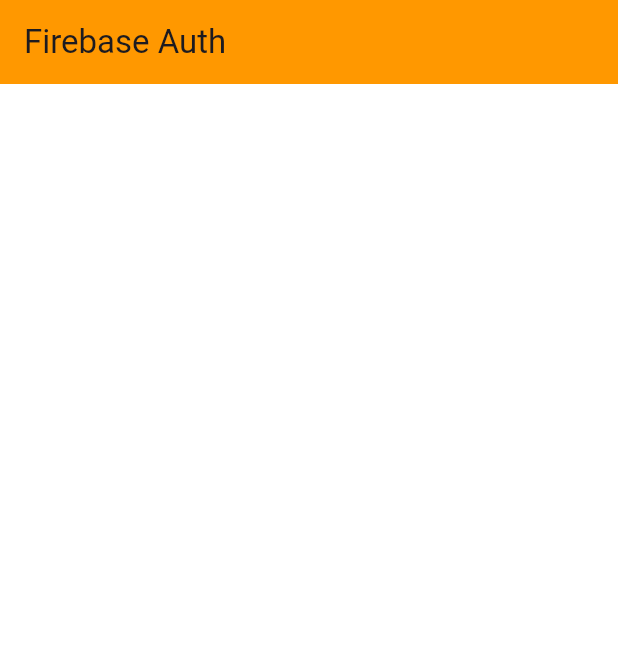
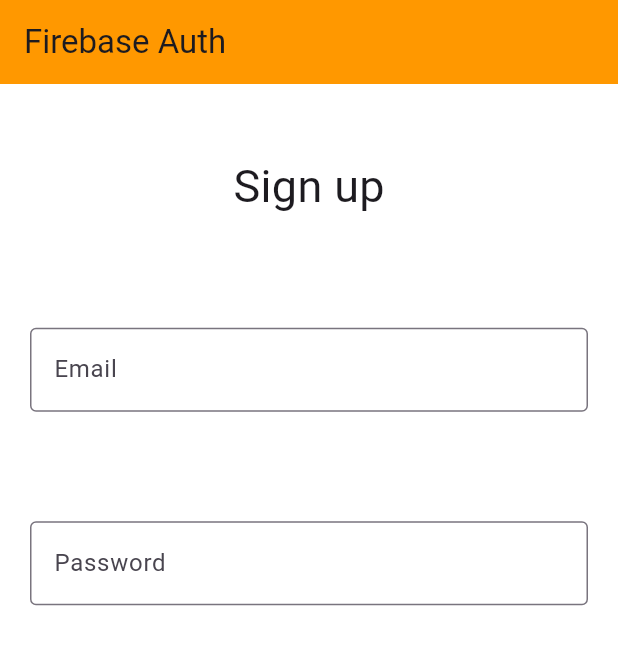
Before and after one commit to Iskander2323/firebase_auth, a Flutter app: the screen it shows after launch, on a phone screen of 412 x 824 dp. Shown: the top 645 px of the screen. Run offline on Flutter 3.47's test engine with Material 3 defaults, Android fonts, the phone set to English and light mode, and no system bars; our stand-ins replace bloc, firebase_core, flutter_bloc, go_router; accounts and stored records are empty; generated files the repository leaves out were written again.

```diff
--- a/lib/components/ui/auth_page.dart
+++ b/lib/components/ui/auth_page.dart
@@ -16,8 +16,29 @@ class _AuthPageState extends State<AuthPage> {
         title: Text('Firebase Auth'),
       ),
       backgroundColor: Colors.white,
-      body: Container(
-        padding: EdgeInsets.symmetric(vertical: 10, horizontal: 20),
+      body: LayoutBuilder(
+        builder: (context, constraints) {
+          return Container(
+              height: constraints.maxHeight * 0.5,
+              padding: EdgeInsets.only(left: 20, right: 20, top: 10),
+              child: Column(
+                mainAxisAlignment: MainAxisAlignment.spaceAround,
+                crossAxisAlignment: CrossAxisAlignment.center,
+                children: [
+                  Text(
+                    'Sign up',
+                    style: TextStyle(fontSize: 30),
+                  ),
+                  TextFormField(
+                    decoration: InputDecoration(
+                        labelText: 'Email', border: OutlineInputBorder()),
+                  ),
+                  TextFormField(
+                      decoration: InputDecoration(
+                          labelText: 'Password', border: OutlineInputBorder()))
+                ],
+              ));
+        },
       ),
     );
   }
```
Also changed, not shown: 1 other file.
